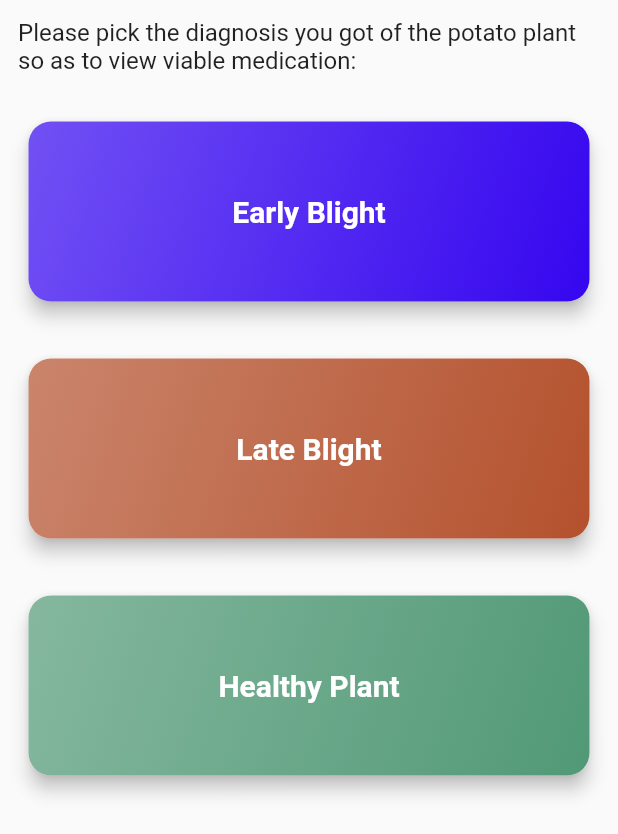
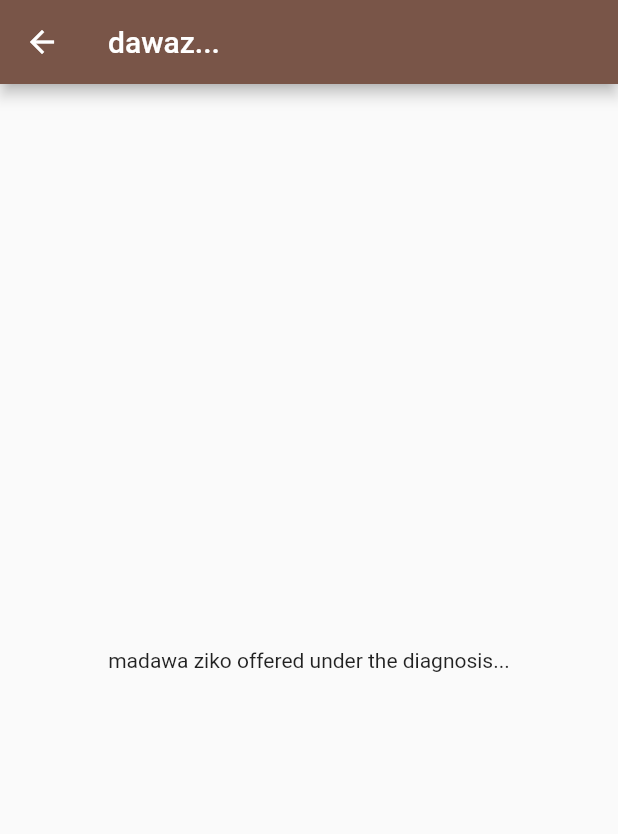
Before and after one commit to notrayo/waru-bora-test-app, a Flutter app: the TreatmentScreen screen opened directly, after a tap on "Early Blight", on a phone screen of 412 x 824 dp. Shown: the top 834 px of the screen. Run offline on Flutter 3.47's test engine with Material 2 defaults, Android fonts, the light colour scheme and no system bars; our stand-ins replace image_picker.

Commit message:
added medicine screen and page switch constructor

```diff
--- a/lib/models/disease_category.dart
+++ b/lib/models/disease_category.dart
@@ -8,3 +8,6 @@ class DiseaseCategory {
   const DiseaseCategory(
       {required this.id, required this.title, required this.color});
 }
+
+
+// class for dawa
--- /dev/null
+++ b/lib/screens/madawa_screen.dart
@@ -0,0 +1,17 @@
+import 'package:flutter/material.dart';
+
+class DawaScreen extends StatelessWidget {
+  const DawaScreen({super.key});
+
+  @override
+  Widget build(BuildContext context) {
+    return Scaffold(
+      appBar: AppBar(
+        title: const Text('dawaz...'),
+      ),
+      body: const Center(
+        child: Text('madawa ziko offered under the diagnosis...'),
+      ),
+    );
+  }
+}
--- a/lib/screens/treatment_screen.dart
+++ b/lib/screens/treatment_screen.dart
@@ -1,4 +1,5 @@
 import 'package:flutter/material.dart';
+import 'madawa_screen.dart';
 //import 'package:flutter/src/widgets/container.dart';
 //import 'package:flutter/src/widgets/framework.dart';
 
@@ -10,6 +11,14 @@ class CategoryItem extends StatelessWidget {
 
   const CategoryItem({Key? key, required this.category}) : super(key: key);
 
+  //category tapping...
+
+  void selectTreatmentType(BuildContext ctx) {
+    Navigator.of(ctx).push(MaterialPageRoute(builder: (_) {
+      return const DawaScreen();
+    }));
+  }
+
   @override
   Widget build(BuildContext context) {
     return Card(
@@ -18,7 +27,7 @@ class CategoryItem extends StatelessWidget {
         borderRadius: BorderRadius.circular(15),
       ),
       child: InkWell(
-        onTap: () {},
+        onTap: () => selectTreatmentType(context),
         borderRadius: BorderRadius.circular(15),
         child: Container(
           height: 120,
```
Also changed, not shown: lib/data/medicine_data.dart (+18 -1 lines).
